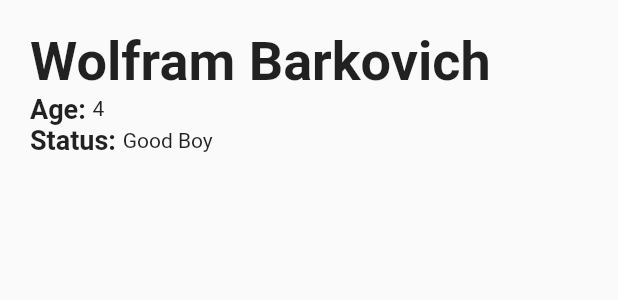
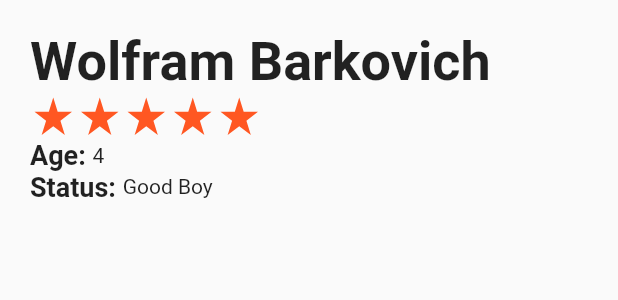
Before and after one commit to amrabdalfatah/refactor_reusable_flutter_app, a Flutter app: the ProfileDetails widget shown alone on an empty page, opened directly, on a phone screen of 412 x 824 dp. Shown: the top 300 px of the screen. Run offline on Flutter 3.47's test engine with Material 2 defaults, Android fonts, the phone set to English and light mode, and no system bars.

Commit message:
Add StarRating

```diff
--- a/lib/profile_details.dart
+++ b/lib/profile_details.dart
@@ -1,4 +1,6 @@
 import 'package:flutter/material.dart';
+
+import 'star_rating.dart';
 
 class ProfileDetails extends StatelessWidget {
   const ProfileDetails({Key? key}) : super(key: key);
@@ -16,6 +18,9 @@ class ProfileDetails extends StatelessWidget {
               fontSize: 36,
               fontWeight: FontWeight.bold,
             ),
+          ),
+          const StarRating(
+            value: 5,
           ),
           _buildRowText('Age', '4'),
           _buildRowText('Status', 'Good Boy'),
--- /dev/null
+++ b/lib/star.dart
@@ -0,0 +1,43 @@
+import 'package:flutter/material.dart';
+
+class Star extends StatelessWidget {
+  const Star({Key? key}) : super(key: key);
+
+  @override
+  Widget build(BuildContext context) {
+    return SizedBox(
+      height: 25,
+      width: 25,
+      child: CustomPaint(
+        painter: _StarPainter(),
+      ),
+    );
+  }
+}
+
+class _StarPainter extends CustomPainter {
+  @override
+  void paint(Canvas canvas, Size size) {
+    final path = Path();
+    path.moveTo(size.width * 0.5, 0);
+    path.lineTo(size.width * 0.382, size.height * 0.382);
+    path.lineTo(0, size.height * 0.382);
+    path.lineTo(size.width * 0.309, size.height * 0.618);
+    path.lineTo(size.width * 0.191, size.height);
+    path.lineTo(size.width * 0.5, size.height * 0.7639);
+    path.lineTo(size.width * 0.809, size.height);
+    path.lineTo(size.width * 0.691, size.height * 0.618);
+    path.lineTo(size.width, size.height * 0.382);
+    path.lineTo(size.width * 0.618, size.height * 0.382);
+    path.close();
+
+    final paint = Paint()..color = Colors.deepOrange;
+
+    canvas.drawPath(path, paint);
+  }
+
+  @override
+  bool shouldRepaint(covariant CustomPainter oldDelegate) {
+    return false;
+  }
+}
--- /dev/null
+++ b/lib/star_rating.dart
@@ -0,0 +1,27 @@
+import 'package:flutter/material.dart';
+
+import 'star.dart';
+
+class StarRating extends StatelessWidget {
+  final int value;
+
+  const StarRating({
+    Key? key,
+    required this.value,
+  }) : super(key: key);
+
+  @override
+  Widget build(BuildContext context) {
+    return Row(
+      children: List.generate(
+        value,
+        (index) {
+          return const Padding(
+            padding: EdgeInsets.all(3.0),
+            child: Star(),
+          );
+        },
+      ),
+    );
+  }
+}
```
